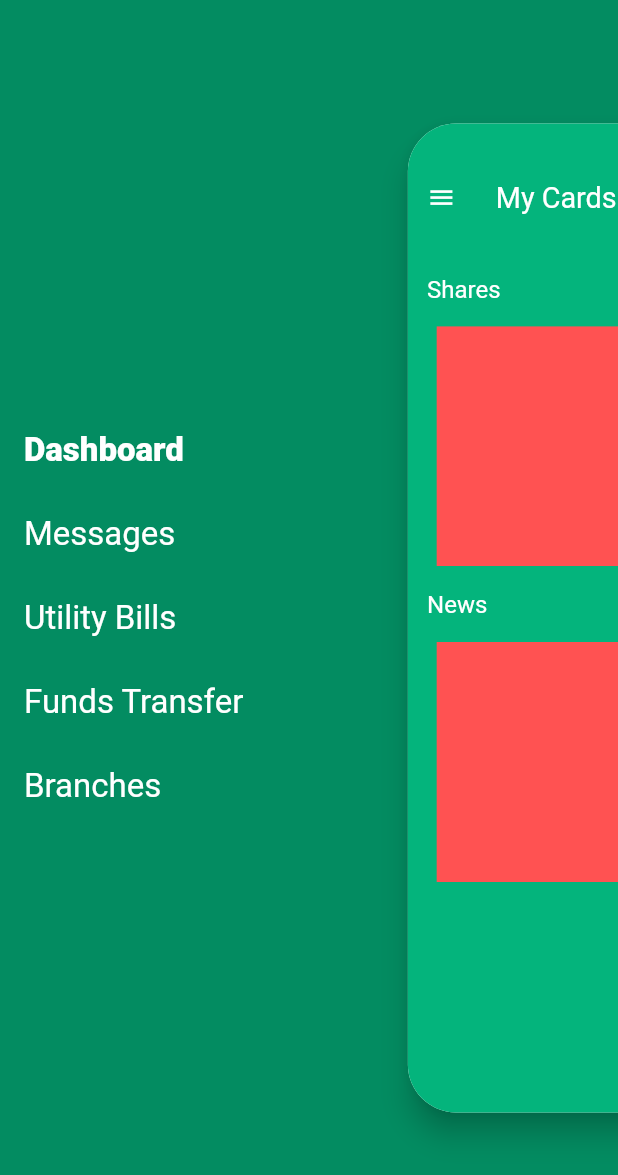
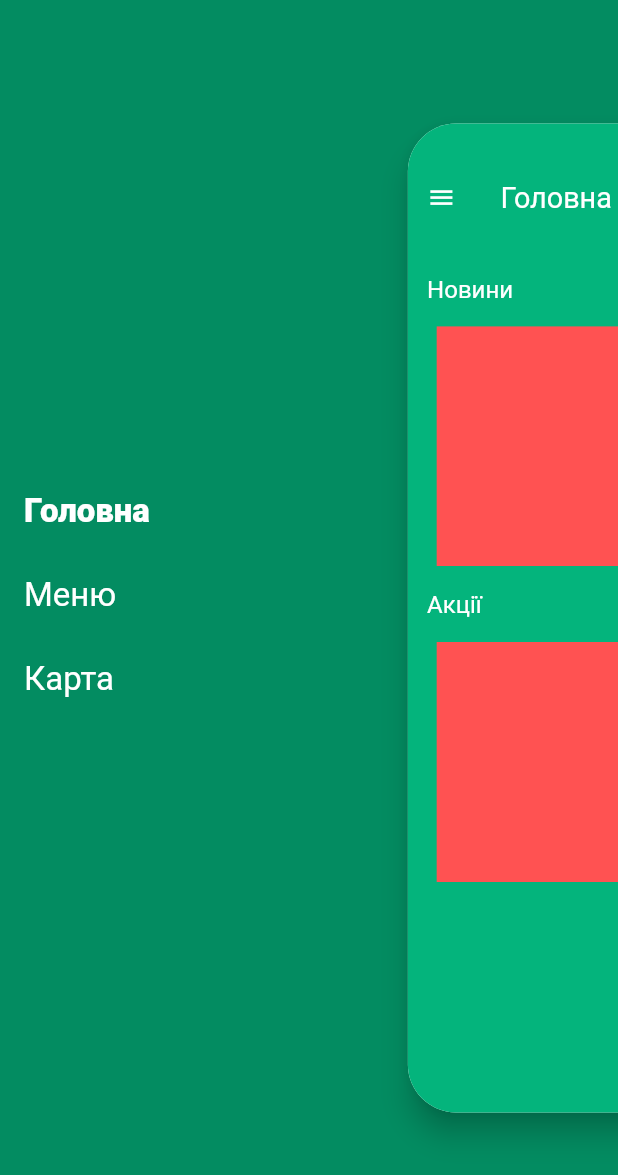
Before and after one commit to Rebus-Dev/Street-Coffee, a Flutter app: the MenuDashboardLayout screen opened directly, after a tap on the "menu" icon, on a phone screen of 412 x 824 dp. Shown: the top 1175 px of the screen. Run offline on Flutter 3.47's test engine with Material 2 defaults, Android fonts, the phone set to English and light mode, and no system bars; our stand-ins replace bloc, flutter_bloc.

```diff
--- a/lib/screens/MenuDashboardLayout/MenuDashboardLayout.dart
+++ b/lib/screens/MenuDashboardLayout/MenuDashboardLayout.dart
@@ -2,9 +2,9 @@ import 'package:flutter/material.dart';
 import 'package:flutter_bloc/flutter_bloc.dart';
 import 'package:StreetCoffee/screens/NavigationBloc/NavigationBloc.dart';
 import 'package:StreetCoffee/screens/MenuDashboardLayout/Dashboard.dart';
-import 'package:StreetCoffee/screens/Pages/MessagesPage.dart';
+import 'package:StreetCoffee/screens/Pages/MenuPage.dart';
 import 'package:StreetCoffee/screens/Pages/MyCardsPage.dart';
-import 'package:StreetCoffee/screens/Pages/UtilityBillsPage.dart';
+import 'package:StreetCoffee/screens/Pages/CardBillsPage.dart';
 
 import 'menu.dart';
 
--- a/lib/screens/MenuDashboardLayout/menu.dart
+++ b/lib/screens/MenuDashboardLayout/menu.dart
@@ -31,7 +31,7 @@ class Menu extends StatelessWidget {
                     onMenuItemClicked();
                   },
                   child: Text(
-                    "Dashboard",
+                    "Головна",
                     style: TextStyle(
                       color: Colors.white,
                       fontSize: 22,
@@ -46,7 +46,7 @@ class Menu extends StatelessWidget {
                     onMenuItemClicked();
                   },
                   child: Text(
-                    "Messages",
+                    "Меню",
                     style: TextStyle(
                       color: Colors.white,
                       fontSize: 22,
@@ -61,7 +61,7 @@ class Menu extends StatelessWidget {
                     onMenuItemClicked();
                   },
                   child: Text(
-                    "Utility Bills",
+                    "Карта",
                     style: TextStyle(
                       color: Colors.white,
                       fontSize: 22,
@@ -70,9 +70,6 @@ class Menu extends StatelessWidget {
                   ),
                 ),
                 SizedBox(height: 30),
-                Text("Funds Transfer", style: TextStyle(color: Colors.white, fontSize: 22)),
-                SizedBox(height: 30),
-                Text("Branches", style: TextStyle(color: Colors.white, fontSize: 22)),
               ],
             ),
           ),
--- a/lib/screens/NavigationBloc/NavigationBloc.dart
+++ b/lib/screens/NavigationBloc/NavigationBloc.dart
@@ -1,7 +1,7 @@
 import 'package:bloc/bloc.dart';
-import 'package:StreetCoffee/screens/Pages/MessagesPage.dart';
+import 'package:StreetCoffee/screens/Pages/MenuPage.dart';
 import 'package:StreetCoffee/screens/Pages/MyCardsPage.dart';
-import 'package:StreetCoffee/screens/Pages/UtilityBillsPage.dart';
+import 'package:StreetCoffee/screens/Pages/CardBillsPage.dart';
 
 enum NavigationEvents {
   DashboardClickedEvent,
--- a/lib/screens/Pages/MyCardsPage.dart
+++ b/lib/screens/Pages/MyCardsPage.dart
@@ -30,20 +30,20 @@ class MyCardsPage extends StatelessWidget with NavigationStates {
                     child: Icon(Icons.menu, color: Colors.white),
                     onTap: onMenuTap,
                   ),
-                  Text("My Cards", style: TextStyle(fontSize: 24, color: Colors.white)),
+                  Text("Головна", style: TextStyle(fontSize: 24, color: Colors.white)),
                   Icon(Icons.settings, color: Colors.white),
                 ],
               ),
               SizedBox(height: 50),
               Text(
-                "Shares",
+                "Новини",
                 style: TextStyle(color: Colors.white, fontSize: 20),
               ),
               SizedBox(height: 20),
               CardsDashboard(),
               SizedBox(height: 20),
               Text(
-                "News",
+                "Акції",
                 style: TextStyle(color: Colors.white, fontSize: 20),
               ),
               SizedBox(height: 20),
```
Also changed, not shown: lib/screens/Pages/MessagesPage.dart (deleted, +0 -36 lines), lib/screens/Pages/UtilityBillsPage.dart (deleted, +0 -37 lines).
